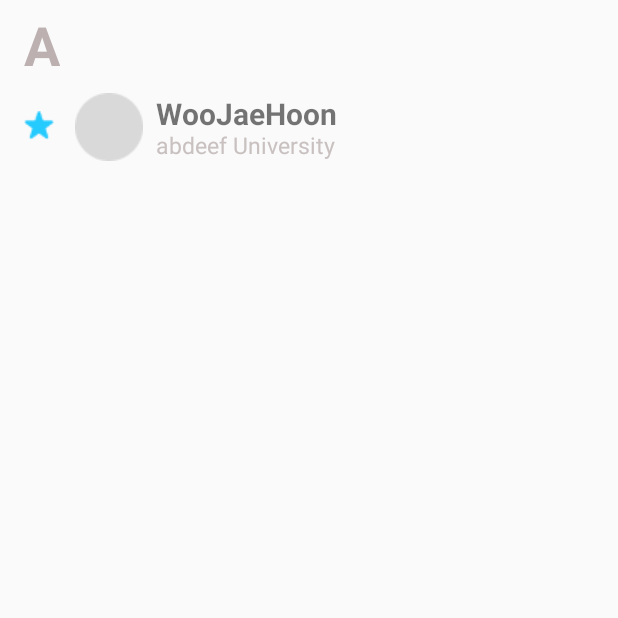
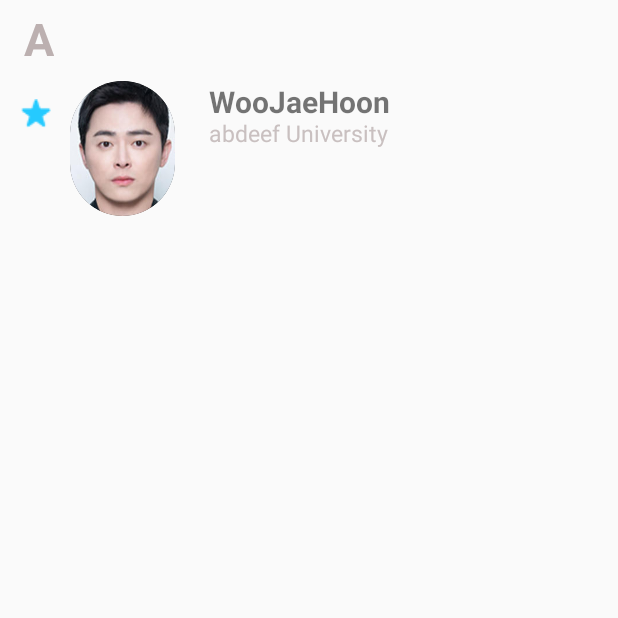
Before and after one commit to 5oreo5/ContactApp, an Android app: the recyclerview_item_list screen opened directly, with no data from a screen before it, on a phone screen of 412 x 824 dp, the top half of it. Run offline under Robolectric (Android 15) with nearby library versions, the phone set to English and light mode, and no system bars.

Commit message:
UI updated

```diff
--- a/app/src/main/res/layout/activity_recyclerview_item_list.xml
+++ b/app/src/main/res/layout/activity_recyclerview_item_list.xml
@@ -14,7 +14,7 @@
         android:text="A"
         android:textStyle="bold"
         android:textColor="#BCB0B0"
-        android:textSize="36sp"
+        android:textSize="30sp"
         app:layout_constraintEnd_toEndOf="parent"
         app:layout_constraintHorizontal_bias="0.041"
         app:layout_constraintStart_toStartOf="parent"
@@ -22,10 +22,13 @@
 
     <ImageView
         android:id="@+id/recyclerview_iv_profile"
-        android:layout_width="wrap_content"
-        android:layout_height="wrap_content"
+        android:layout_width="70dp"
+        android:layout_height="90dp"
         android:layout_marginTop="8dp"
-        android:src="@drawable/recycleview_iv_ellipse"
+        android:background="@drawable/circleshape"
+        android:clipToOutline="true"
+        android:scaleType="centerCrop"
+        android:src="@drawable/detail_iv_1"
         app:layout_constraintEnd_toEndOf="parent"
         app:layout_constraintHorizontal_bias="0.136"
         app:layout_constraintStart_toStartOf="parent"
@@ -63,6 +66,7 @@
         android:text="WooJaeHoon"
         android:textSize="20sp"
         android:textStyle="bold"
+        android:layout_marginStart="15dp"
         app:layout_constraintBottom_toBottomOf="@+id/recyclerview_iv_profile"
         app:layout_constraintEnd_toEndOf="parent"
         app:layout_constraintHorizontal_bias="0.05"
```
